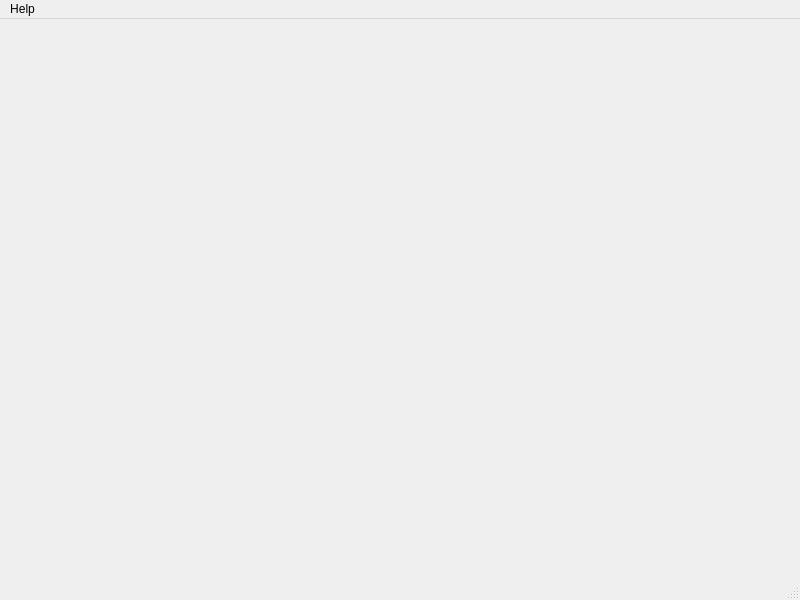
Qt form src/ui/mainwindow.ui (garciaadrian/ECU) before a commit.
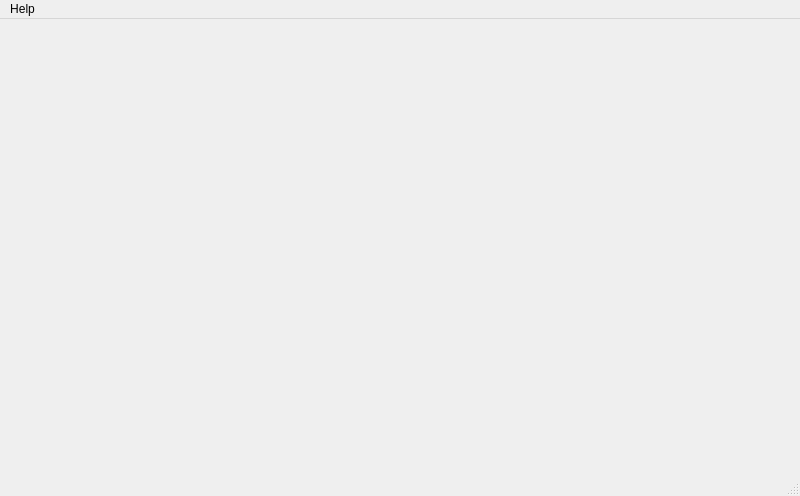
The same form after that commit.

```diff
--- a/src/ui/mainwindow.ui
+++ b/src/ui/mainwindow.ui
@@ -7,12 +7,15 @@
     <x>0</x>
     <y>0</y>
     <width>800</width>
-    <height>600</height>
+    <height>496</height>
    </rect>
   </property>
   <property name="windowTitle">
    <string>MainWindow</string>
   </property>
+  <property name="tabShape">
+   <enum>QTabWidget::Rounded</enum>
+  </property>
   <widget class="QWidget" name="centralwidget"/>
   <widget class="QMenuBar" name="menubar">
    <property name="geometry">
```
Left out of the diff: 2 changed lines with no effect on the pictures.
